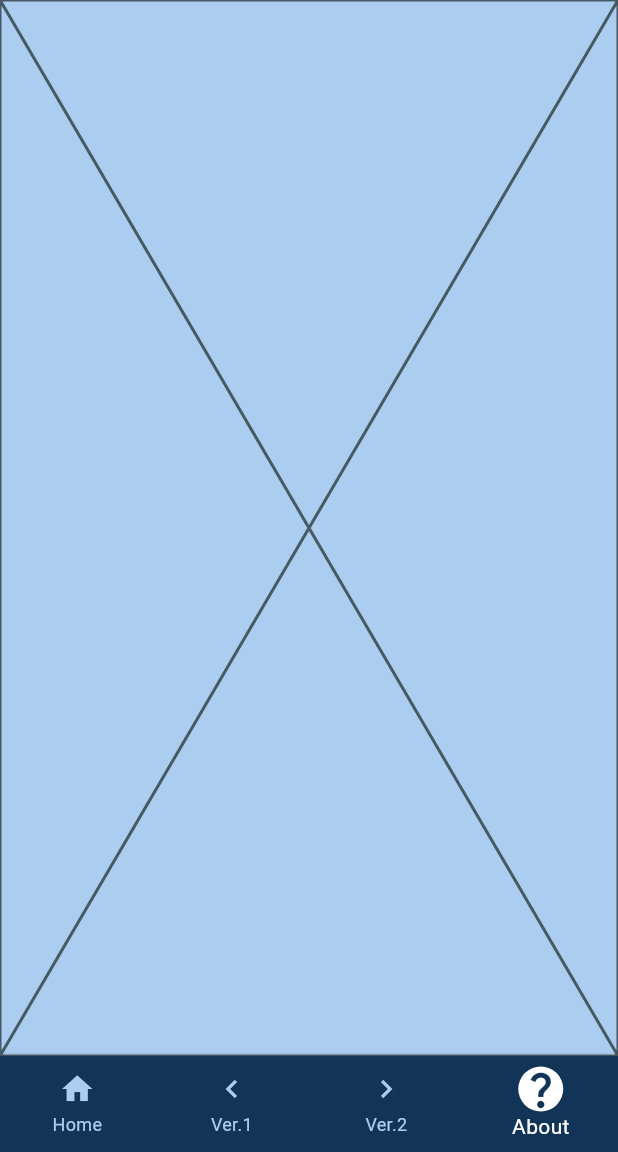
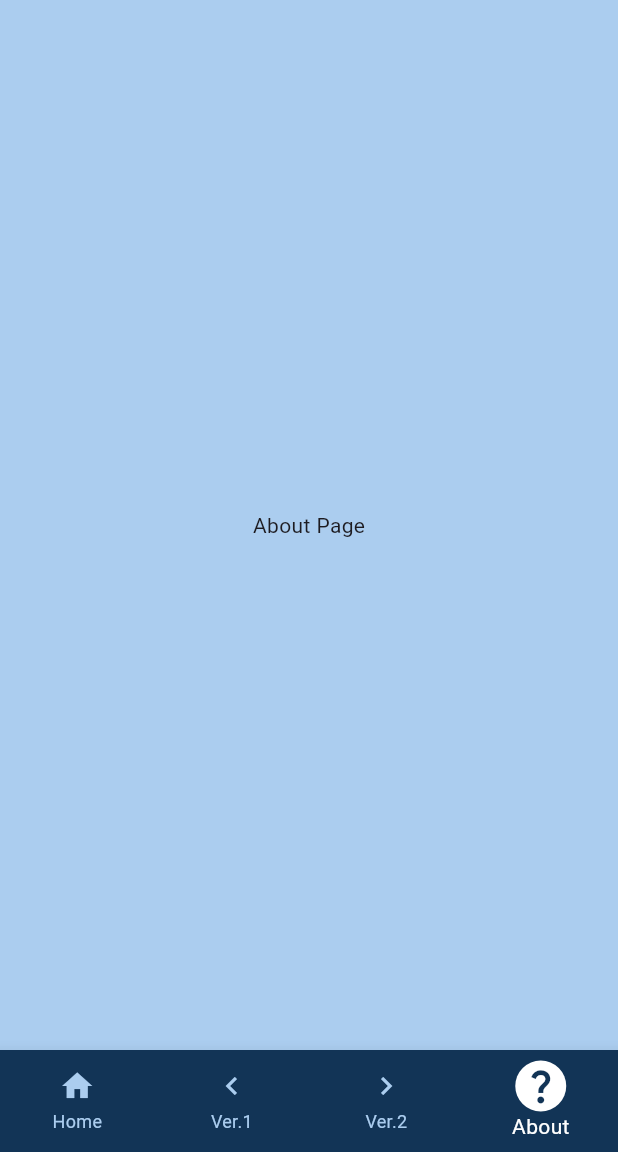
Before and after one commit to githubbingry/KeepPushingTheButton, a Flutter app: the screen it shows after launch, item 4 of the bottom bar chosen, on a phone screen of 412 x 824 dp, the part 84-1236 px from its top. Run offline on Flutter 3.47's test engine with Material 3 defaults, Android fonts, the phone set to English and light mode, and no system bars; our stand-ins replace flutter_fortune_wheel.

Commit message:
changing homepage file name, making separate file for format page, and changing placeholder to centered this pages text

```diff
--- /dev/null
+++ b/lib/format_page.dart
@@ -0,0 +1,127 @@
+import 'package:flutter/material.dart';
+import 'package:jackpot_counter/pages/about_page.dart';
+import 'package:jackpot_counter/pages/home_page.dart';
+import 'package:jackpot_counter/pages/version_one_page.dart';
+import 'package:jackpot_counter/pages/version_two_page.dart';
+import 'package:jackpot_counter/reusable.dart';
+
+class FormatPage extends StatefulWidget {
+  const FormatPage({super.key});
+
+  @override
+  State<StatefulWidget> createState() => _FormatPageState();
+}
+
+class _FormatPageState extends State<FormatPage> {
+  int _selectedIndex = 0;
+  final List<Widget> _pages = [
+    const HomePage(),
+    const VersionOnePage(),
+    const VersionTwoPage(),
+    const AboutPage(),
+  ];
+
+  @override
+  Widget build(BuildContext context) {
+    return Scaffold(
+      appBar: AppBar(
+        backgroundColor: Col.darkBlue,
+        title: const Text(
+          "Keep Pushing the Button!",
+          style: TextStyle(color: Col.textWhite),
+        ),
+      ),
+      backgroundColor: Col.greyBlue,
+      body: _pages[_selectedIndex],
+      floatingActionButton: null,
+      bottomNavigationBar: BottomNavigationBar(
+        items: [
+          BottomNavigationBarItem(
+            icon: const Icon(
+              Icons.home,
+              color: Col.greyBlue,
+            ),
+            activeIcon: Container(
+              padding: const EdgeInsets.all(3),
+              decoration: const BoxDecoration(
+                shape: BoxShape.circle,
+                color: Col.textWhite,
+              ),
+              child: const Icon(
+                Icons.home,
+                color: Col.darkBlue,
+              ),
+            ),
+            label: 'Home',
+          ),
+          BottomNavigationBarItem(
+            icon: const Icon(
+              Icons.navigate_before,
+              color: Col.greyBlue,
+            ),
+            activeIcon: Container(
+              padding: const EdgeInsets.all(3),
+              decoration: const BoxDecoration(
+                shape: BoxShape.circle,
+                color: Col.textWhite,
+              ),
+              child: const Icon(
+                Icons.navigate_before,
+                color: Col.darkBlue,
+              ),
+            ),
+            label: 'Ver.1',
+          ),
+          BottomNavigationBarItem(
+            icon: const Icon(
+              Icons.navigate_next,
+              color: Col.greyBlue,
+            ),
+            activeIcon: Container(
+              padding: const EdgeInsets.all(3),
+              decoration: const BoxDecoration(
+                shape: BoxShape.circle,
+                color: Col.textWhite,
+              ),
+              child: const Icon(
+                Icons.navigate_next,
+                color: Col.darkBlue,
+              ),
+            ),
+            label: 'Ver.2',
+          ),
+          BottomNavigationBarItem(
+            icon: const Icon(
+              Icons.question_mark,
+              color: Col.disabledTextWhite,
+            ),
+            activeIcon: Container(
+              padding: const EdgeInsets.all(3),
+              decoration: const BoxDecoration(
+                shape: BoxShape.circle,
+                color: Col.textWhite,
+              ),
+              child: const Icon(
+                Icons.question_mark,
+                color: Col.darkBlue,
+              ),
+            ),
+            label: 'About',
+          ),
+        ],
+        type: BottomNavigationBarType.fixed,
+        backgroundColor: Col.darkBlue,
+        selectedFontSize: 14,
+        selectedIconTheme: const IconThemeData(size: 28),
+        selectedItemColor: Col.textWhite,
+        unselectedItemColor: Col.greyBlue,
+        currentIndex: _selectedIndex,
+        onTap: (int index) {
+          setState(() {
+            _selectedIndex = index;
+          });
+        },
+      ),
+    );
+  }
+}
--- a/lib/main.dart
+++ b/lib/main.dart
@@ -1,5 +1,5 @@
 import 'package:flutter/material.dart';
-import 'package:jackpot_counter/reusable.dart';
+import 'package:jackpot_counter/format_page.dart';
 
 void main() {
   runApp(const MyApp());
--- /dev/null
+++ b/lib/pages/about_page.dart
@@ -0,0 +1,12 @@
+import 'package:flutter/material.dart';
+
+class AboutPage extends StatelessWidget {
+  const AboutPage({super.key});
+
+  @override
+  Widget build(BuildContext context) {
+    return const Center(
+      child: Text("About Page"),
+    );
+  }
+}
--- a/lib/pages/homepage.dart
+++ b/lib/pages/home_page.dart
@@ -5,6 +5,8 @@ class HomePage extends StatelessWidget {
 
   @override
   Widget build(BuildContext context) {
-    return const Placeholder();
+    return const Center(
+      child: Text("Home Page"),
+    );
   }
 }
--- a/lib/pages/version_two_page.dart
+++ b/lib/pages/version_two_page.dart
@@ -21,6 +21,8 @@ class _VersionTwoPageState extends State<VersionTwoPage> {
 
   @override
   Widget build(BuildContext context) {
-    return const Placeholder();
+    return const Center(
+      child: Text("Version 2 Page"),
+    );
   }
 }
--- a/lib/reusable.dart
+++ b/lib/reusable.dart
@@ -1,7 +1,4 @@
 import 'package:flutter/material.dart';
-import 'package:jackpot_counter/pages/homepage.dart';
-import 'package:jackpot_counter/pages/version_one_page.dart';
-import 'package:jackpot_counter/pages/version_two_page.dart';
 
 class Col {
   static const Color greyBlue = Color.fromARGB(255, 171, 205, 239);
@@ -12,127 +9,3 @@ class Col {
   static const Color textWhite = Colors.white;
   static const Color textBlack = Colors.black;
 }
-
-enum PageNum {
-  home,
-  ver1,
-  ver2,
-  about,
-}
-
-class FormatPage extends StatefulWidget {
-  const FormatPage({super.key});
-
-  @override
-  State<StatefulWidget> createState() => _FormatPageState();
-}
-
-class _FormatPageState extends State<FormatPage> {
-  int _selectedIndex = 0;
-  final List<Widget> _pages = [
-    const HomePage(),
-    const VersionOnePage(),
-    const VersionTwoPage(),
-    const VersionTwoPage(),
-  ];
-
-  @override
-  Widget build(BuildContext context) {
-    return Scaffold(
-      appBar: AppBar(
-        backgroundColor: Col.darkBlue,
-        title: const Text(
-          "Keep Pushing the Button!",
-          style: TextStyle(color: Col.textWhite),
-        ),
-      ),
-      backgroundColor: Col.greyBlue,
-      body: _pages[_selectedIndex],
-      floatingActionButton: null,
-      bottomNavigationBar: BottomNavigationBar(
-        items: [
-          BottomNavigationBarItem(
-            icon: const Icon(
-              Icons.home,
-              color: Col.greyBlue,
-            ),
-            activeIcon: Container(
-              decoration: const BoxDecoration(
-                shape: BoxShape.circle,
-                color: Col.textWhite,
-              ),
-              child: const Icon(
-                Icons.home,
-                color: Col.darkBlue,
-              ),
-            ),
-            label: 'Home',
-          ),
-          BottomNavigationBarItem(
-            icon: const Icon(
-              Icons.navigate_before,
-              color: Col.greyBlue,
-            ),
-            activeIcon: Container(
-              decoration: const BoxDecoration(
-                shape: BoxShape.circle,
-                color: Col.textWhite,
-              ),
-              child: const Icon(
-                Icons.navigate_before,
-                color: Col.darkBlue,
-              ),
-            ),
-            label: 'Ver.1',
-          ),
-          BottomNavigationBarItem(
-            icon: const Icon(
-              Icons.navigate_next,
-              color: Col.greyBlue,
-            ),
-            activeIcon: Container(
-              decoration: const BoxDecoration(
-                shape: BoxShape.circle,
-                color: Col.textWhite,
-              ),
-              child: const Icon(
-                Icons.navigate_next,
-                color: Col.darkBlue,
-              ),
-            ),
-            label: 'Ver.2',
-          ),
-          BottomNavigationBarItem(
-            icon: const Icon(
-              Icons.question_mark,
-              color: Col.disabledTextWhite,
-            ),
-            activeIcon: Container(
-              decoration: const BoxDecoration(
-                shape: BoxShape.circle,
-                color: Col.textWhite,
-              ),
-              child: const Icon(
-                Icons.question_mark,
-                color: Col.darkBlue,
-              ),
-            ),
-            label: 'About',
-          ),
-        ],
-        type: BottomNavigationBarType.fixed,
-        backgroundColor: Col.darkBlue,
-        selectedFontSize: 14,
-        selectedIconTheme: const IconThemeData(size: 30),
-        selectedItemColor: Col.textWhite,
-        unselectedItemColor: Col.greyBlue,
-        currentIndex: _selectedIndex,
-        onTap: (int index) {
-          setState(() {
-            _selectedIndex = index;
-          });
-        },
-      ),
-    );
-  }
-}
```
